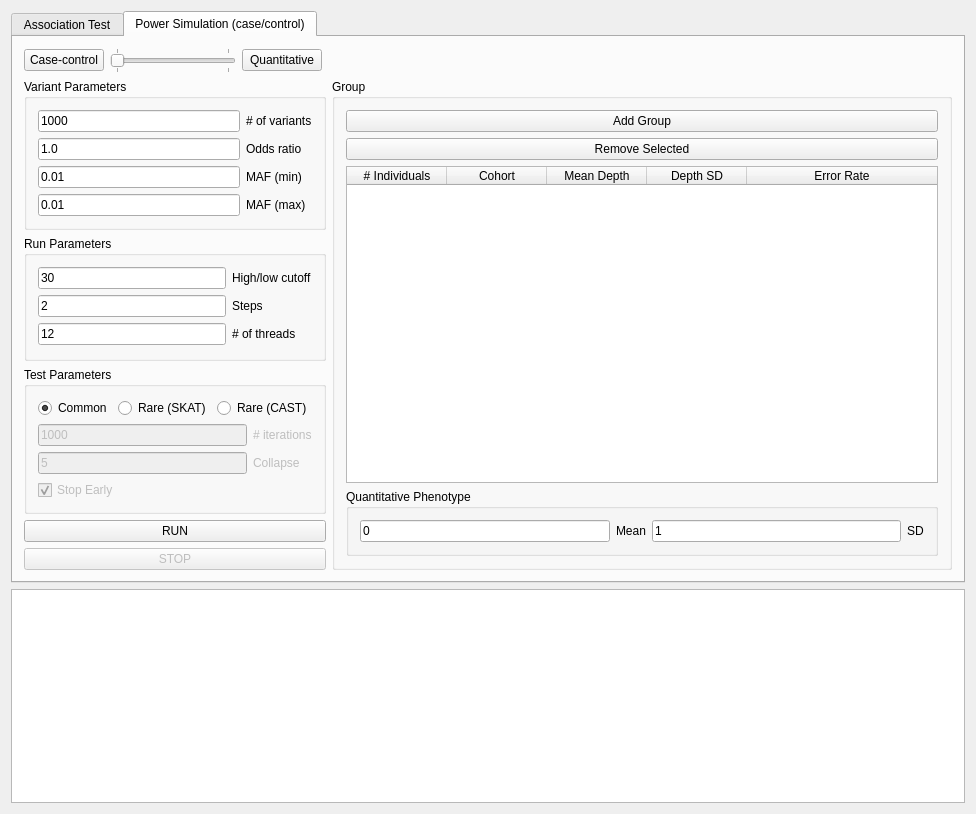
Qt form gui/ui/mainwindow.ui (ScottMastro/VikNGS) before a commit.
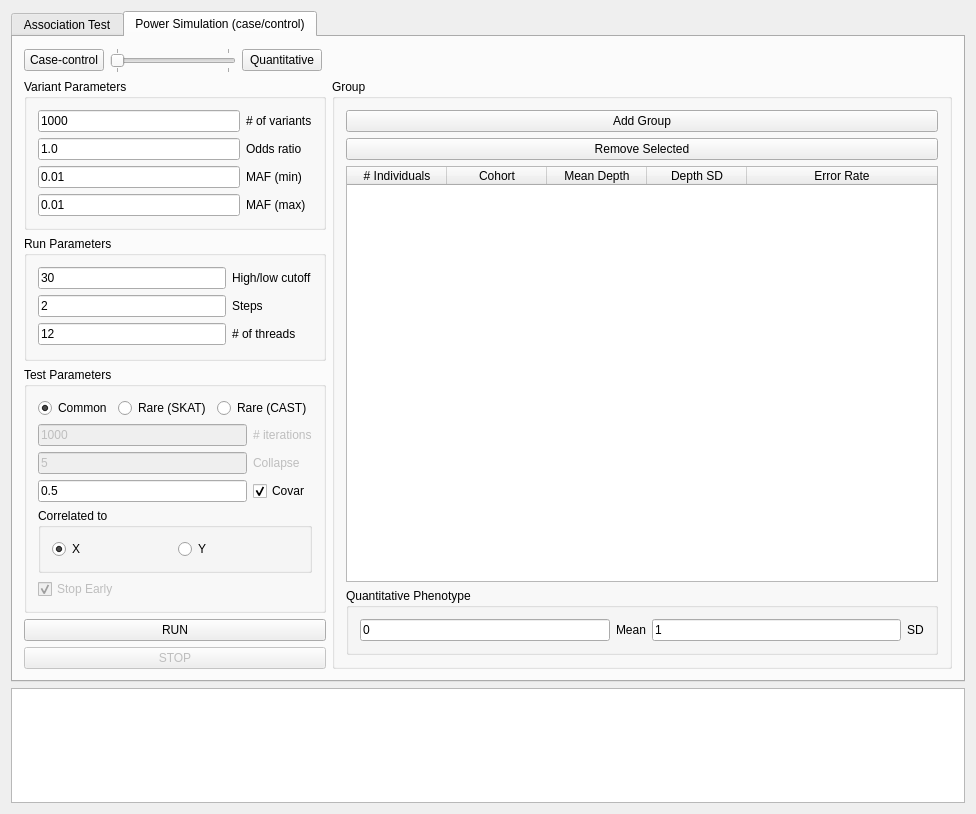
The same form after that commit.

Commit message: added covariates to simulation

What changed in the file:
```diff
--- a/gui/ui/mainwindow.ui
+++ b/gui/ui/mainwindow.ui
@@ -860,6 +860,9 @@
                <string>Test Parameters</string>
               </property>
               <layout class="QVBoxLayout" name="verticalLayout_19">
+               <item>
+                <layout class="QHBoxLayout" name="horizontalLayout_6"/>
+               </item>
                <item>
                 <layout class="QHBoxLayout" name="horizontalLayout_4">
                  <item>
@@ -914,16 +917,6 @@
                        </property>
                       </widget>
                      </item>
-                     <item row="1" column="1">
-                      <widget class="QLabel" name="sim_collapseLbl">
-                       <property name="enabled">
-                        <bool>false</bool>
-                       </property>
-                       <property name="text">
-                        <string>Collapse </string>
-                       </property>
-                      </widget>
-                     </item>
                      <item row="0" column="0">
                       <widget class="QLineEdit" name="sim_testBootTxt">
                        <property name="enabled">
@@ -944,10 +937,63 @@
                        </property>
                       </widget>
                      </item>
+                     <item row="2" column="1">
+                      <widget class="QCheckBox" name="sim_covariateChk">
+                       <property name="text">
+                        <string>Covar</string>
+                       </property>
+                       <property name="checked">
+                        <bool>true</bool>
+                       </property>
+                      </widget>
+                     </item>
+                     <item row="1" column="1">
+                      <widget class="QLabel" name="sim_collapseLbl">
+                       <property name="enabled">
+                        <bool>false</bool>
+                       </property>
+                       <property name="text">
+                        <string>Collapse </string>
+                       </property>
+                      </widget>
+                     </item>
+                     <item row="2" column="0">
+                      <widget class="QLineEdit" name="sim_covariateTxt">
+                       <property name="text">
+                        <string>0.5</string>
+                       </property>
+                      </widget>
+                     </item>
                     </layout>
                    </item>
                   </layout>
                  </item>
+                 <item>
+                  <widget class="QGroupBox" name="sim_covariateXYGrp">
+                   <property name="title">
+                    <string>Correlated to</string>
+                   </property>
+                   <layout class="QHBoxLayout" name="horizontalLayout_9">
+                    <item>
+                     <widget class="QRadioButton" name="sim_covariateXRdo">
+                      <property name="text">
+                       <string>X</string>
+                      </property>
+                      <property name="checked">
+                       <bool>true</bool>
+                      </property>
+                     </widget>
+                    </item>
+                    <item>
+                     <widget class="QRadioButton" name="sim_covariateYRdo">
+                      <property name="text">
+                       <string>Y</string>
+                      </property>
+                     </widget>
+                    </item>
+                   </layout>
+                  </widget>
+                 </item>
                  <item>
                   <widget class="QCheckBox" name="sim_testStopChk">
                    <property name="enabled">
```
The commit also changes 5 other files.
